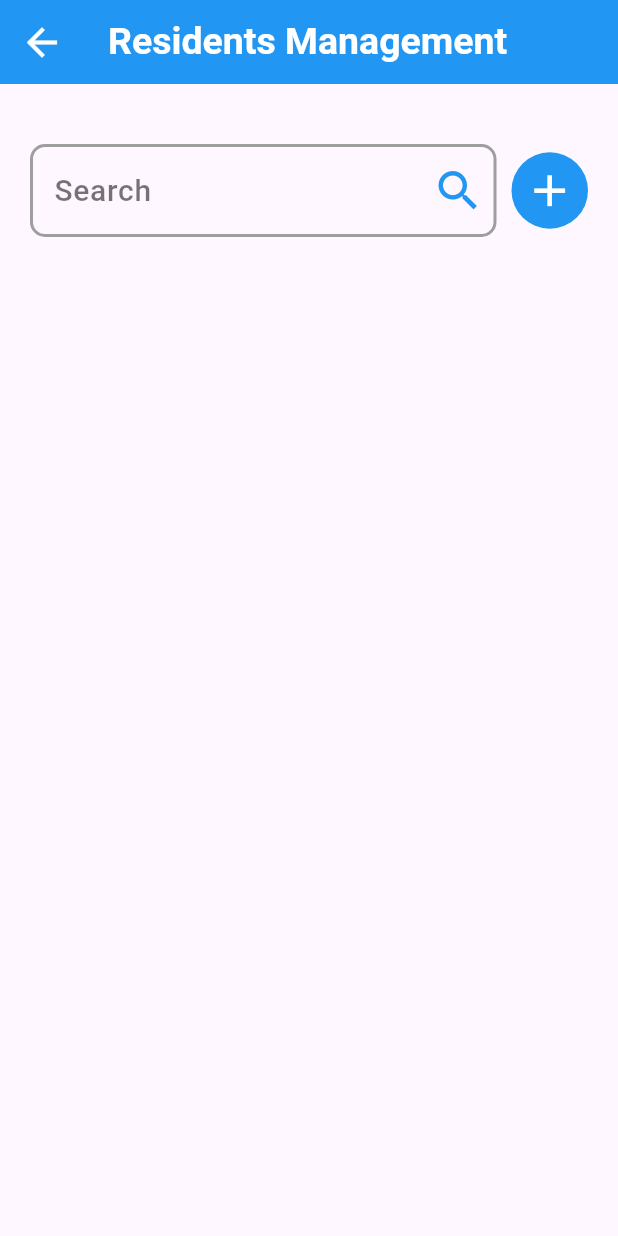
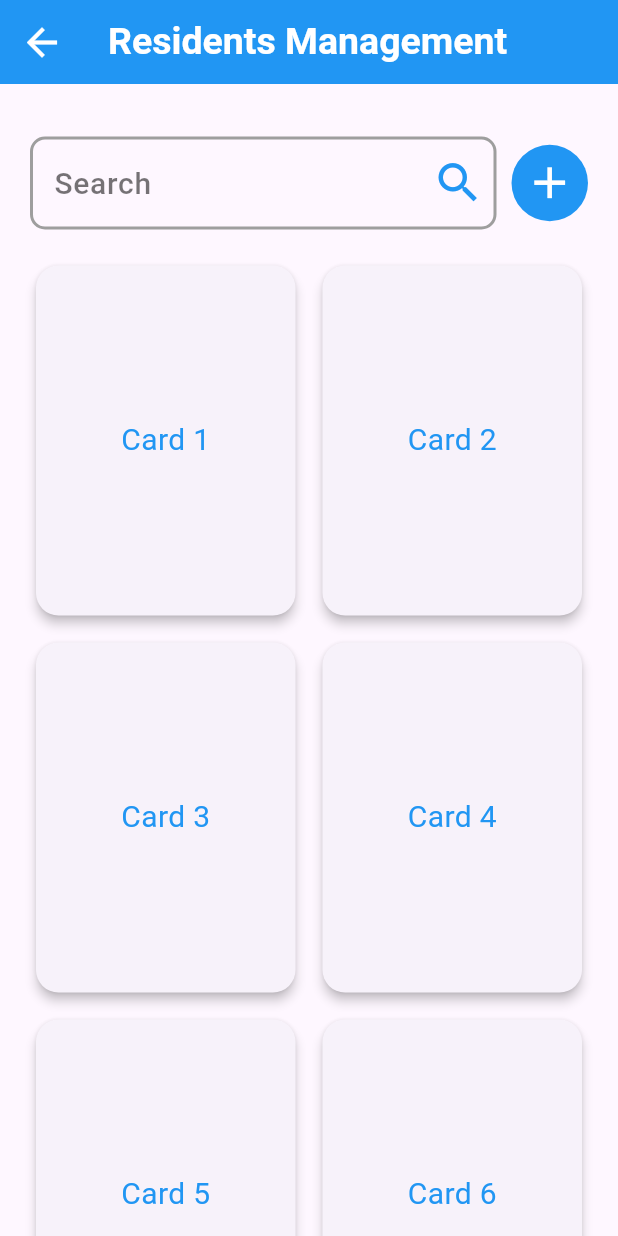
Before and after one commit to nguyenhoangviethung/Apartment-Management, a Flutter app: the screen it shows after launch, on a phone screen of 412 x 824 dp. Run offline on Flutter 3.47's test engine with Material 3 defaults, Android fonts, the phone set to English and light mode, and no system bars.

Commit message:
add ResidentCard
thêm resident cards vào residents management

```diff
--- a/frontend/lib/view/home/admin_management/residents_management/common/resident_card.dart
+++ b/frontend/lib/view/home/admin_management/residents_management/common/resident_card.dart
@@ -0,0 +1,39 @@
+import 'package:flutter/material.dart';
+
+class ResidentCard extends StatefulWidget {
+  final String text;
+  final double width;
+  final double height;
+
+  const ResidentCard({
+    super.key,
+    required this.text,
+    this.width = double.infinity, // Mặc định chiều rộng là vô tận
+    this.height = 30, // Chiều cao mặc định
+  });
+
+  @override
+  State<ResidentCard> createState() => _ResidentCardState();
+}
+
+class _ResidentCardState extends State<ResidentCard> {
+  @override
+  Widget build(BuildContext context) {
+    return Container(
+      width: widget.width,
+      height: widget.height,
+      child: Card(
+        elevation: 3,
+        shape: RoundedRectangleBorder(
+          borderRadius: BorderRadius.circular(15.0),
+        ),
+        child: Center(
+          child: Text(
+            widget.text,
+            style: const TextStyle(fontSize: 20, color: Colors.blue),
+          ),
+        ),
+      ),
+    );
+  }
+}
--- a/frontend/lib/view/home/admin_management/residents_management/residents_management.dart
+++ b/frontend/lib/view/home/admin_management/residents_management/residents_management.dart
@@ -1,5 +1,6 @@
 import 'package:flutter/material.dart';
 import 'package:frontend/View/Home/main_home.dart';
+import 'package:frontend/view/home/admin_management/residents_management/common/resident_card.dart';
 
 class ResidentsManagement extends StatefulWidget {
   const ResidentsManagement({super.key});
@@ -47,12 +48,13 @@ class _ResidentsManagementState extends State<ResidentsManagement> {
             ),
           ),
 
-          body: Padding(
+          body: SingleChildScrollView(
+            child: Padding(
                 padding: const EdgeInsets.all(20.0),
                 child: Column(
                   crossAxisAlignment: CrossAxisAlignment.center,
                   children: [
-                  const SizedBox(height: 20),
+                    const SizedBox(height: 15),
                     Row(
                       children: [
                         Expanded(
@@ -110,7 +112,24 @@ class _ResidentsManagementState extends State<ResidentsManagement> {
                         ),
                       ],
                     ),
+
+                    const SizedBox(height: 20), // Khoảng cách giữa hàng tìm kiếm và lưới
+                    GridView.builder(
+                      gridDelegate: const SliverGridDelegateWithFixedCrossAxisCount(
+                        crossAxisCount: 2, // Số cột trong lưới
+                        childAspectRatio: 0.75, // Tỷ lệ chiều rộng/chiều cao của mỗi card
+                        crossAxisSpacing: 10.0, // Khoảng cách giữa các cột
+                        mainAxisSpacing: 10.0, // Khoảng cách giữa các hàng
+                      ),
+                      itemCount: 10, // Số lượng card
+                      itemBuilder: (context, index) {
+                        return ResidentCard(text: 'Card ${index + 1}',); // Thay thế bằng ResidentCard của bạn
+                      },
+                      physics: const NeverScrollableScrollPhysics(), // Ngăn không cho GridView cuộn
+                      shrinkWrap: true, // Giúp GridView tự động điều chỉnh kích thước
+                    ),
                   ],
+                ),
             ),
           ),
         ),
```
Lines whose indentation alone changed are shown as unchanged.
